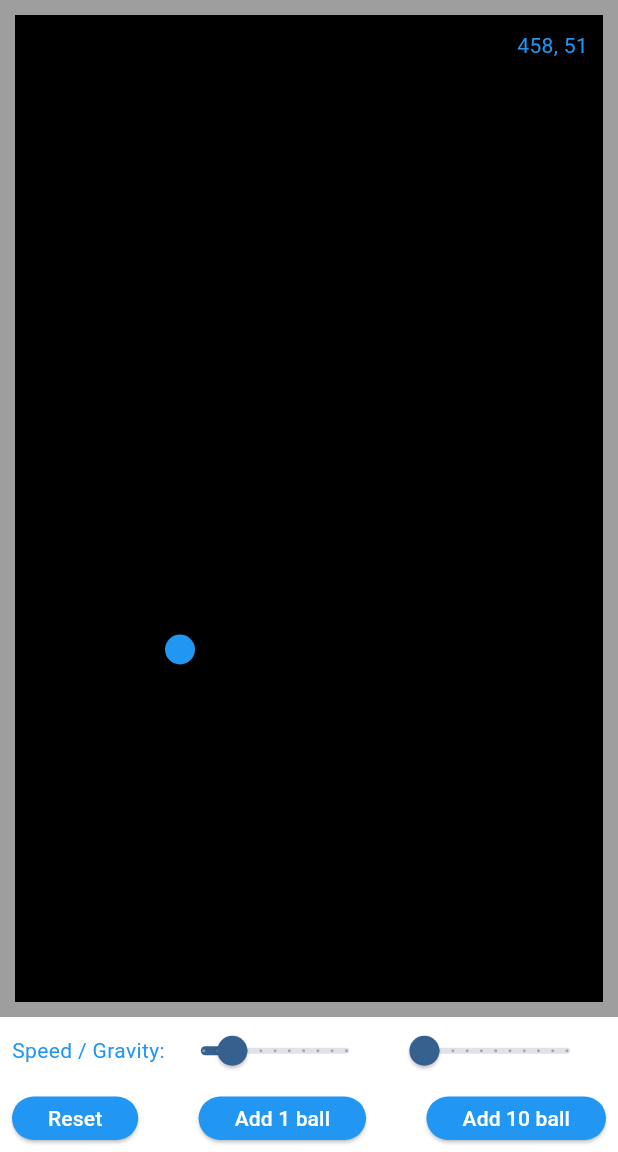
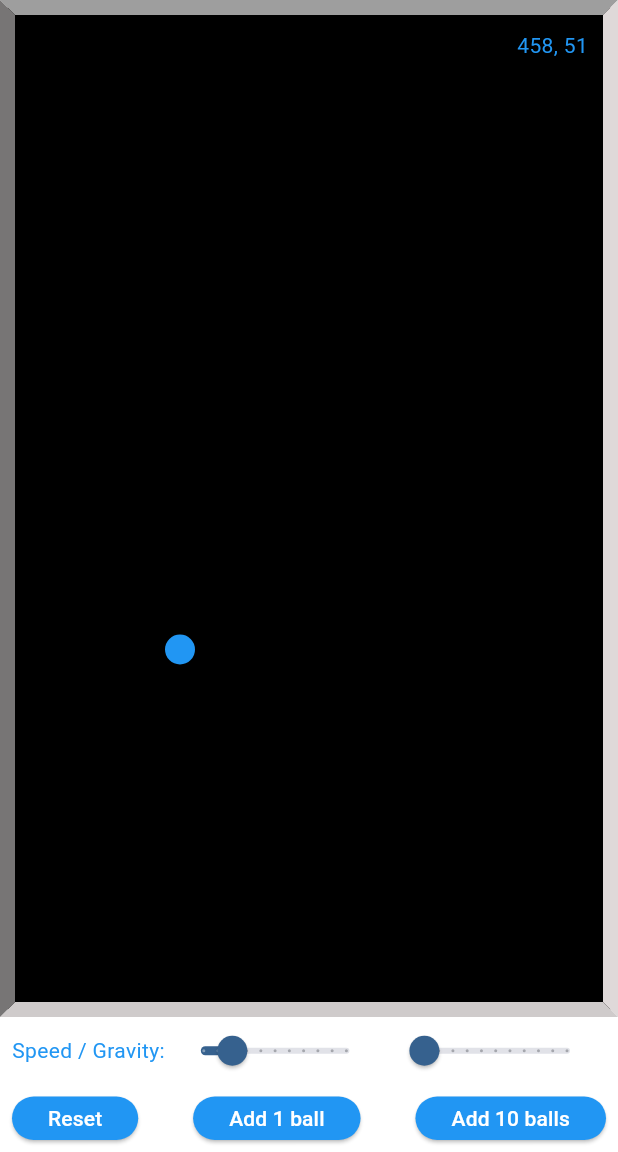
Before and after one commit to fdg2425/flying_balls, a Flutter app: the screen it shows after launch, item 3 of the bottom bar chosen, on a phone screen of 412 x 824 dp, the part 84-1236 px from its top. Run offline on Flutter 3.47's test engine with Material 3 defaults, Android fonts, the phone set to English and light mode, and no system bars.

Commit message:
new border with 4 grey tones and button for 10 balls

```diff
--- a/lib/main.dart
+++ b/lib/main.dart
@@ -164,10 +164,19 @@ class _MyHomePageState extends State<MyHomePage> {
                   margin:
                       EdgeInsets.only(right: marginRight, bottom: marginBottom),
                   decoration: BoxDecoration(
-                    color: Colors.black,
-                    border: Border.all(
-                        color: Colors.grey.shade500, width: borderWidth),
-                  ),
+                      color: Colors.black,
+                      border: Border(
+                          top: BorderSide(
+                              color: Colors.grey, width: borderWidth),
+                          left: BorderSide(
+                              color: const Color.fromARGB(255, 119, 117, 117),
+                              width: borderWidth),
+                          right: BorderSide(
+                              color: const Color.fromARGB(255, 223, 217, 217),
+                              width: borderWidth),
+                          bottom: BorderSide(
+                              color: const Color.fromARGB(255, 207, 203, 203),
+                              width: borderWidth))),
                   child: Stack(children: [
                     for (var ball in balls)
                       Positioned(
@@ -276,7 +285,14 @@ class _MyHomePageState extends State<MyHomePage> {
                           child: const Text("Expert mode")),
                     if (expertMode)
                       ElevatedButton(
-                          onPressed: () {}, child: const Text("Add 10 ball")),
+                          onPressed: () {
+                            setState(() {
+                              for (var i = 0; i < 10; i++) {
+                                balls.add(Ball.random());
+                              }
+                            });
+                          },
+                          child: const Text("Add 10 balls")),
                   ]),
             ),
           ],
```
